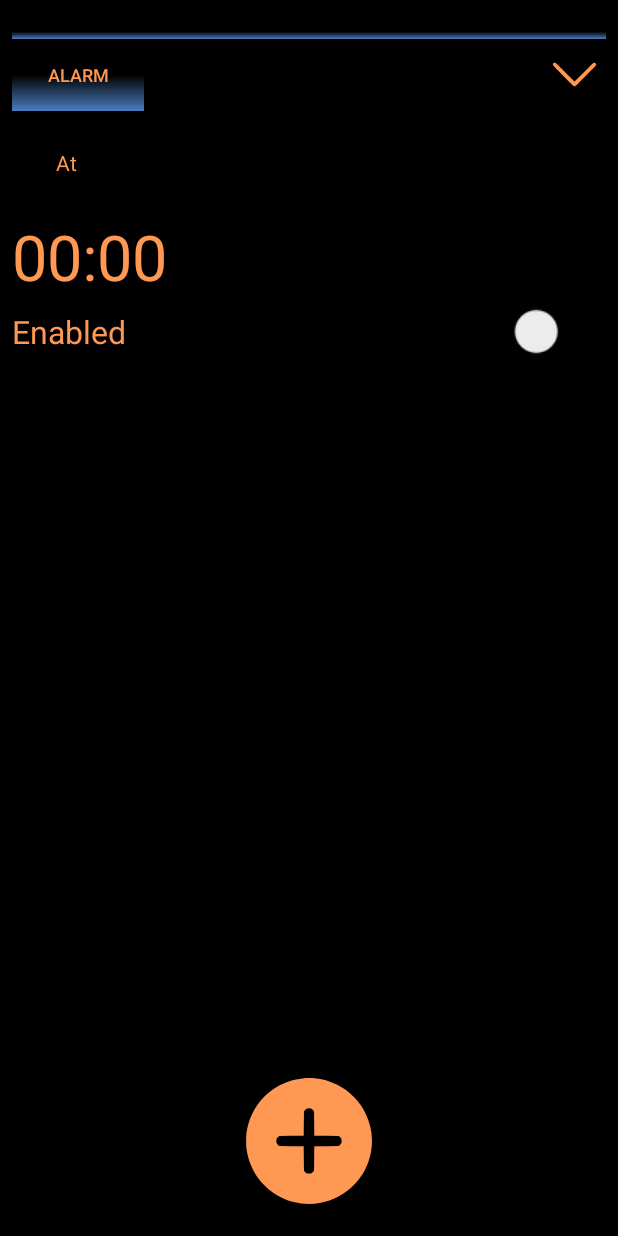
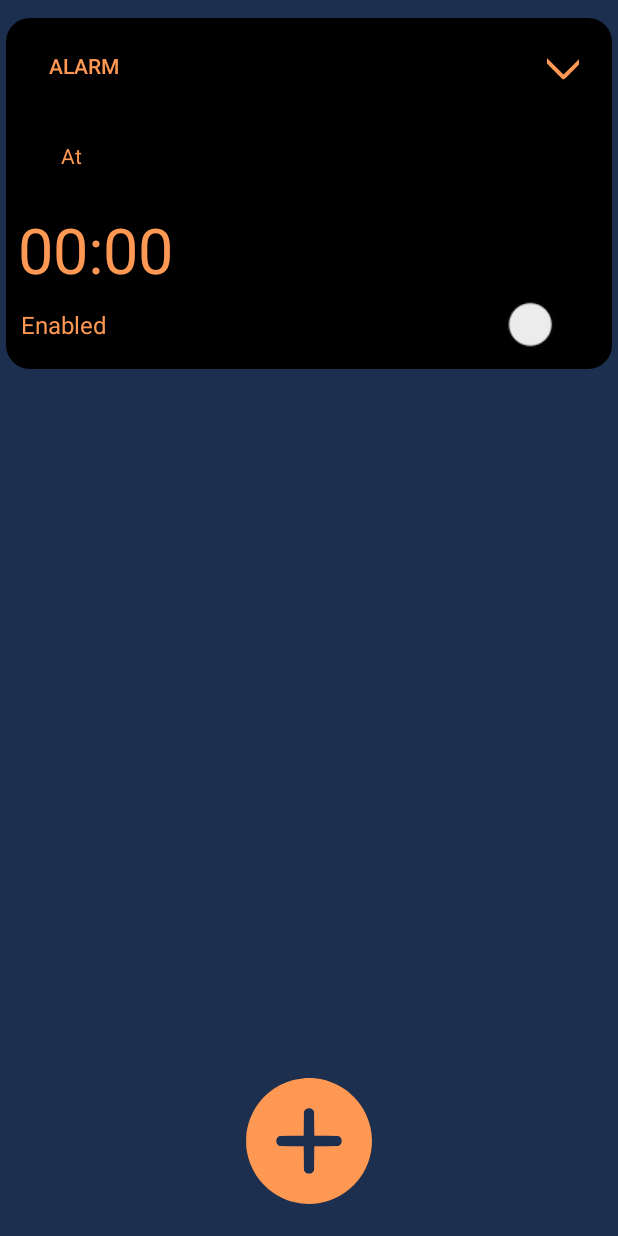
Before and after one commit to RoosterClock/Rooster, an Android app built with Jetpack Compose: the AlarmListActivity screen opened directly, with no data from a screen before it, after a tap on an icon or button, on a phone screen of 412 x 824 dp. Run offline under Robolectric (Android 15) with nearby library versions, the phone set to English and light mode, and no system bars.

Commit message:
Improve UX

```diff
--- /dev/null
+++ b/app/src/main/res/drawable/rounded_background.xml
@@ -0,0 +1,5 @@
+<?xml version="1.0" encoding="utf-8"?>
+<shape xmlns:android="http://schemas.android.com/apk/res/android">
+    <solid android:color="@color/background" />
+    <corners android:radius="16dp" />
+</shape>
--- a/app/src/main/res/layout/activity_alarm_list.xml
+++ b/app/src/main/res/layout/activity_alarm_list.xml
@@ -6,7 +6,8 @@
     android:layout_width="match_parent"
     android:layout_height="match_parent"
     android:orientation="vertical"
-    android:background="@color/night">
+    android:background="@color/astronomical"
+    android:paddingTop="8dp">
 
 
     <androidx.recyclerview.widget.RecyclerView
--- a/app/src/main/res/layout/alarm_item_short.xml
+++ b/app/src/main/res/layout/alarm_item_short.xml
@@ -1,21 +1,17 @@
 <?xml version="1.0" encoding="utf-8"?>
 <LinearLayout
     xmlns:android="http://schemas.android.com/apk/res/android"
+    xmlns:app="http://schemas.android.com/apk/res-auto"
+    xmlns:tools="http://schemas.android.com/tools"
     android:id="@+id/alarmContainer"
     android:layout_width="match_parent"
     android:layout_height="wrap_content"
     android:orientation="vertical"
-    android:paddingVertical="16dp"
-    android:paddingHorizontal="8dp"
-    android:layout_marginBottom="8dp"
-    android:backgroundTint="@color/night">
+    android:layout_margin="4dp"
+    android:padding="8dp"
+    android:background="@drawable/rounded_background">
 
-    <LinearLayout
-        android:layout_width="match_parent"
-        android:layout_height="10dp"
-        android:background="@drawable/alarm_background"/>
-
-    <RelativeLayout
+    <androidx.constraintlayout.widget.ConstraintLayout
         android:id="@+id/alarmBanner"
         android:layout_width="match_parent"
         android:layout_height="wrap_content"
@@ -24,24 +20,30 @@
         <Button
             android:id="@+id/textViewAlarmLabel"
             android:layout_width="wrap_content"
-        android:background="@drawable/alarm_background"
             android:layout_height="wrap_content"
+            android:background="@color/background"
+            android:padding="8dp"
             android:text="My Super Alarm"
-        android:textSize="12dp"
             android:textColor="@color/primary"
-        android:padding="8dp"
-        android:layout_alignParentStart="true"/>
+            android:textSize="14dp"
+            app:layout_constraintStart_toStartOf="parent"
+            app:layout_constraintTop_toTopOf="parent" />
 
         <ImageButton
             android:id="@+id/expandButton"
-            android:layout_width="42dp"
-            android:layout_height="42dp"
+            android:layout_height="21dp"
+            android:layout_width="21dp"
+            android:layout_centerHorizontal="true"
+            android:layout_centerVertical="true"
+            android:layout_margin="14dp"
+            android:padding="21dp"
             android:background="@color/night"
             android:src="@drawable/down_arrow"
-            android:paddingHorizontal="8dp"
-            android:layout_alignParentEnd="true"
-            android:layout_centerInParent="true"/>
-    </RelativeLayout>
+            app:layout_constraintBottom_toBottomOf="parent"
+            app:layout_constraintEnd_toEndOf="parent"
+            app:layout_constraintLeft_toLeftOf="parent"
+            app:layout_constraintTop_toTopOf="parent" />
+    </androidx.constraintlayout.widget.ConstraintLayout>
     <!-- Alarm Time -->
 
     <LinearLayout
@@ -75,7 +77,7 @@
                 android:layout_width="wrap_content"
                 android:layout_height="match_parent"
                 android:layout_weight="1"
-                android:text="-"
+                android:text="8:30 AM"
                 android:gravity="center"
                 android:textColor="@color/primary"/>
 
@@ -126,22 +128,27 @@
             android:id="@+id/tvAlarmEnabled"
             android:layout_width="wrap_content"
             android:layout_height="wrap_content"
+            android:layout_alignParentLeft="true"
+            android:layout_centerInParent="true"
             android:text="Enabled"
-            android:textSize="21dp"
             android:textColor="@color/primary"
-            android:layout_alignParentLeft="true"
-            android:layout_centerInParent="true"/>
+            android:textSize="16dp"
+            android:padding="2dp"/>
 
         <Switch
             android:id="@+id/switchAlarmEnabled"
             android:layout_width="wrap_content"
             android:layout_height="wrap_content"
+            android:layout_alignParentRight="true"
+            android:layout_marginStart="8dp"
+            android:layout_marginTop="8dp"
+            android:layout_marginEnd="8dp"
+            android:layout_marginBottom="8dp"
+            android:checked="true"
             android:scaleX="1.4"
             android:scaleY="1.4"
-            android:checked="true"
             android:textColor="@color/primary"
-            android:layout_alignParentRight="true"
-            android:layout_margin="8dp"/>
+            tools:ignore="TouchTargetSizeCheck" />
 
     </RelativeLayout>
     <include layout="@layout/alarm_item_extended"
--- a/app/src/main/res/values/colors.xml
+++ b/app/src/main/res/values/colors.xml
@@ -14,7 +14,7 @@
     <color name="night_blue">#040348</color>
 
     <color name="night">#000000</color>
-    <color name="astronomical">#263E66</color>
+    <color name="astronomical">#1D2F4E</color>
     <color name="nautical">#4B7DBF</color>
     <color name="civil">#8FAFD9</color>
     <color name="sunrise">#FF9853</color>
```
Also changed, not shown: app/src/main/res/drawable/sol.xml (added, +61 -0 lines), app/src/main/res/drawable/sun_pic.xml (+58 -8 lines), app/src/main/res/layout/activity_settings.xml (+66 -52 lines). Lines whose indentation alone changed are shown as unchanged.
